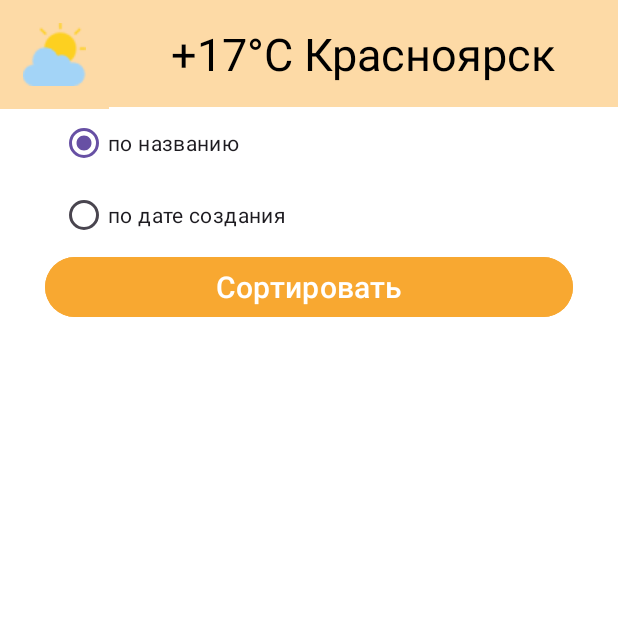
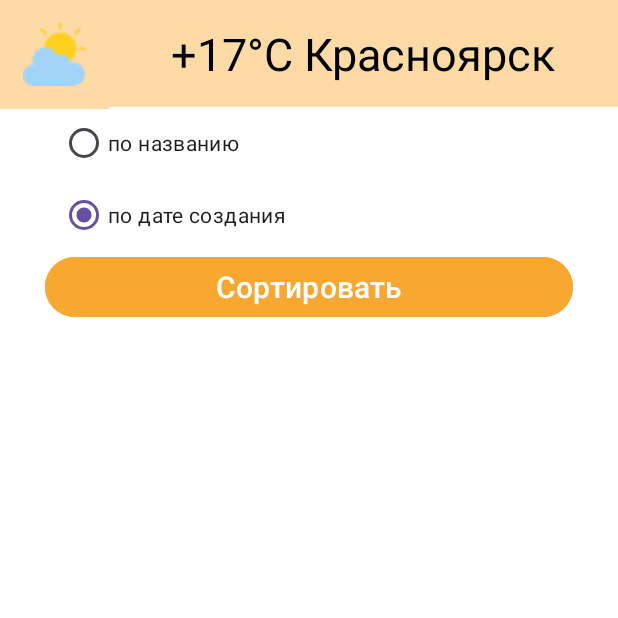
Before and after one commit to green1937/Notes, an Android app: the screen it shows after launch (MainActivity), on a phone screen of 412 x 824 dp, the top half of it. Run offline under Robolectric (Android 15) with nearby library versions, the phone set to English and light mode, and no system bars; libraries missing offline, so code that uses them is left out: io.realm; 5 statements that could not run were skipped.

Commit message:
Реализована сортировка заметок

```diff
--- a/app/src/main/java/com/example/dma/MainActivity.java
+++ b/app/src/main/java/com/example/dma/MainActivity.java
@@ -7,6 +7,9 @@ import androidx.recyclerview.widget.RecyclerView;
 import android.content.Intent;
 import android.os.Bundle;
 import android.view.View;
+import android.widget.Button;
+import android.widget.RadioButton;
+import android.widget.RadioGroup;
 
 import com.google.android.material.button.MaterialButton;
 
@@ -15,9 +18,12 @@ import io.realm.RealmChangeListener;
 import io.realm.RealmResults;
 
 public class MainActivity extends AppCompatActivity {
-
+    RealmResults<Note> notesList; // глобальная переменная
+    RadioButton sortByTitle, sortByTime;
+    Button submit;
     @Override
     protected void onCreate(Bundle savedInstanceState) {
+
         super.onCreate(savedInstanceState);
         setContentView(R.layout.activity_main);
 
@@ -32,21 +38,86 @@ public class MainActivity extends AppCompatActivity {
         });
 
         Realm.init(getApplicationContext());
-        Realm realm = Realm.getDefaultInstance();
 
-        RealmResults<Note> notesList = realm.where(Note.class).findAll();
+
+        sortByTitle = (RadioButton) findViewById(R.id.titleSort);
+        sortByTime = (RadioButton) findViewById(R.id.timeSort);
+        submit = (Button) findViewById(R.id.sortBtn);
 
         RecyclerView recyclerView = findViewById(R.id.recyclerview);
         recyclerView.setLayoutManager(new LinearLayoutManager(this));
+        Realm realm = Realm.getDefaultInstance();
+        notesList = realm.where(Note.class).findAll();
         MyAdapter myAdapter = new MyAdapter(getApplicationContext(), notesList);
         recyclerView.setAdapter(myAdapter);
-
         notesList.addChangeListener(new RealmChangeListener<RealmResults<Note>>() {
             @Override
             public void onChange(RealmResults<Note> notes) {
+
                 myAdapter.notifyDataSetChanged();
             }
         });
 
+        submit.setOnClickListener(new View.OnClickListener() {
+            @Override
+            public void onClick(View v) {
+                if (sortByTitle.isChecked()) {
+                    Realm realm = Realm.getDefaultInstance();
+                    notesList = realm.where(Note.class).findAll().sort("title");
+                    MyAdapter myAdapter = new MyAdapter(getApplicationContext(), notesList);
+                    recyclerView.setAdapter(myAdapter);
+                    notesList.addChangeListener(new RealmChangeListener<RealmResults<Note>>() {
+                        @Override
+                        public void onChange(RealmResults<Note> notes) {
+
+                            myAdapter.notifyDataSetChanged();
+                        }
+                    });
+                } else if (sortByTime.isChecked()) {
+                    Realm realm = Realm.getDefaultInstance();
+                    notesList = realm.where(Note.class).findAll();
+                    MyAdapter myAdapter = new MyAdapter(getApplicationContext(), notesList);
+                    recyclerView.setAdapter(myAdapter);
+                    notesList.addChangeListener(new RealmChangeListener<RealmResults<Note>>() {
+                        @Override
+                        public void onChange(RealmResults<Note> notes) {
+
+                            myAdapter.notifyDataSetChanged();
+                        }
+                    });
+                }
+            }
+        });
+
+
+       // notesList = realm.where(Note.class).findAll();
+
+
+
+
+
+
+
+
+
+    }
+    private RealmResults<Note> sortAndReturnNotes() {
+        Realm realm = Realm.getDefaultInstance();
+        realm.beginTransaction();
+
+        RadioGroup sortGr = findViewById(R.id.rgSort);
+        sortGr.setOnCheckedChangeListener(new RadioGroup.OnCheckedChangeListener() {
+            @Override
+            public void onCheckedChanged(RadioGroup group, int checkedId) {
+                if(checkedId == R.id.titleSort) {
+                    notesList = realm.where(Note.class).findAll().sort("title");
+
+                }
+                else {
+                    notesList = realm.where(Note.class).findAll();
+                }
+            }
+        });
+        return notesList;
     }
 }
--- a/app/src/main/res/layout/activity_main.xml
+++ b/app/src/main/res/layout/activity_main.xml
@@ -36,14 +36,14 @@
             android:layout_width="wrap_content"
             android:layout_height="wrap_content"
             android:id="@+id/titleSort"
-            android:text="по названию"
-            android:checked="true">
+            android:text="по названию">
         </RadioButton>
         <RadioButton
             android:layout_width="wrap_content"
             android:layout_height="wrap_content"
             android:id="@+id/timeSort"
-            android:text="по дате создания">
+            android:text="по дате создания"
+            android:checked="true">
         </RadioButton>
     </RadioGroup>
     <Button
```
